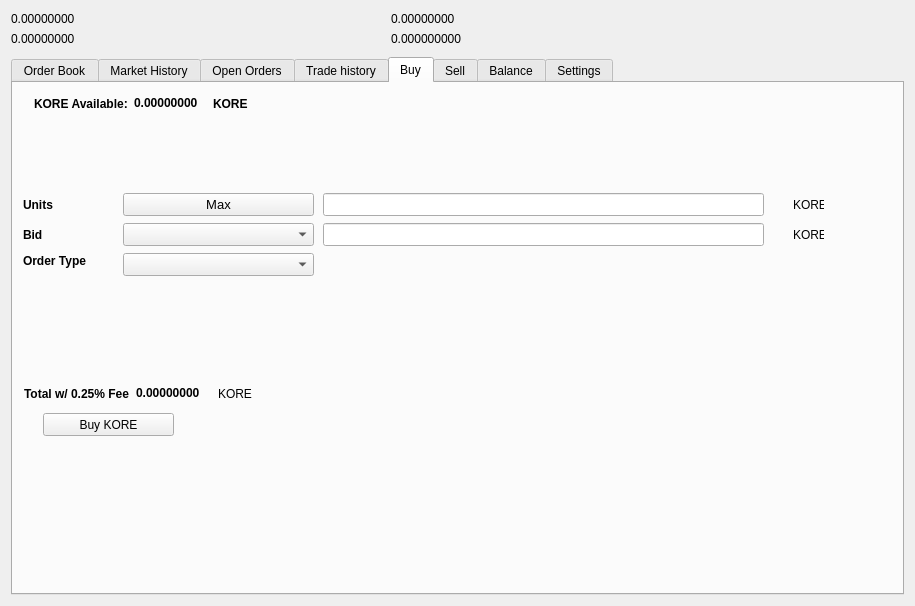
Qt form src/qt/forms/tradingdialog.ui (Kore-Core/KORE) before a commit.
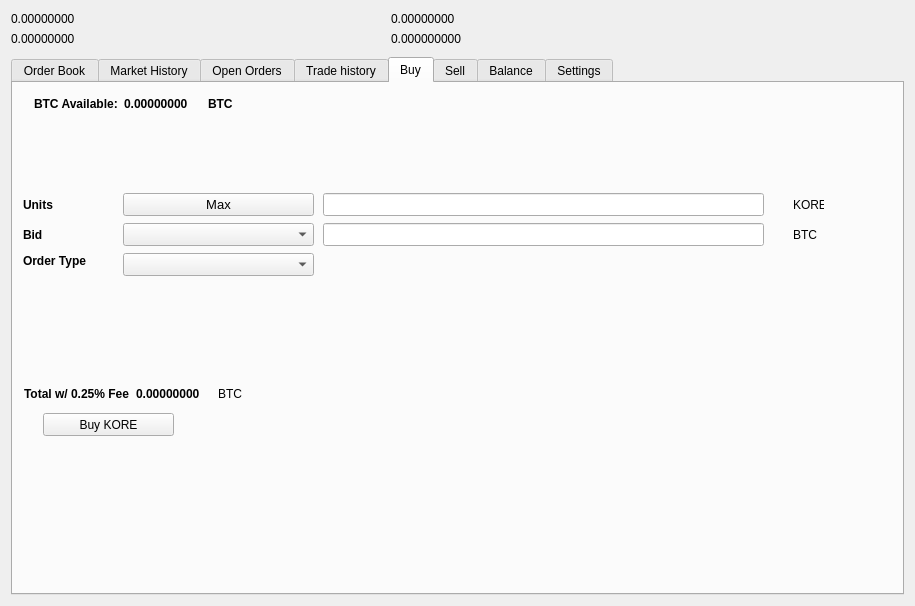
The same form after that commit. The open tabs and pages were chosen to show the change. Icons and pictures are not drawn.

Commit message: More typos in trading window tabs

The edit to the form file:
```diff
--- a/src/qt/forms/tradingdialog.ui
+++ b/src/qt/forms/tradingdialog.ui
@@ -375,7 +375,7 @@
           </rect>
          </property>
          <property name="text">
-          <string>KORE</string>
+          <string>BTC</string>
          </property>
         </widget>
         <widget class="QLabel" name="label_6">
@@ -470,7 +470,7 @@
            <x>21</x>
            <y>11</y>
            <width>251</width>
-           <height>19</height>
+           <height>20</height>
           </rect>
          </property>
          <layout class="QHBoxLayout" name="horizontalLayout_3">
@@ -483,7 +483,7 @@
              </font>
             </property>
             <property name="text">
-             <string>KORE Available:</string>
+             <string>BTC Available:</string>
             </property>
            </widget>
           </item>
@@ -927,7 +927,7 @@
              </font>
             </property>
             <property name="text">
-             <string>KORE</string>
+             <string>BTC</string>
             </property>
            </widget>
           </item>
@@ -939,7 +939,7 @@
            <x>11</x>
            <y>301</y>
            <width>269</width>
-           <height>19</height>
+           <height>20</height>
           </rect>
          </property>
          <layout class="QHBoxLayout" name="horizontalLayout_4">
@@ -1399,7 +1399,7 @@
              </font>
             </property>
             <property name="text">
-             <string>KORE</string>
+             <string>BTC</string>
             </property>
            </widget>
           </item>
```
Left out of the diff: 16 changed lines with no effect on the pictures. The commit also changes 1 other file.
